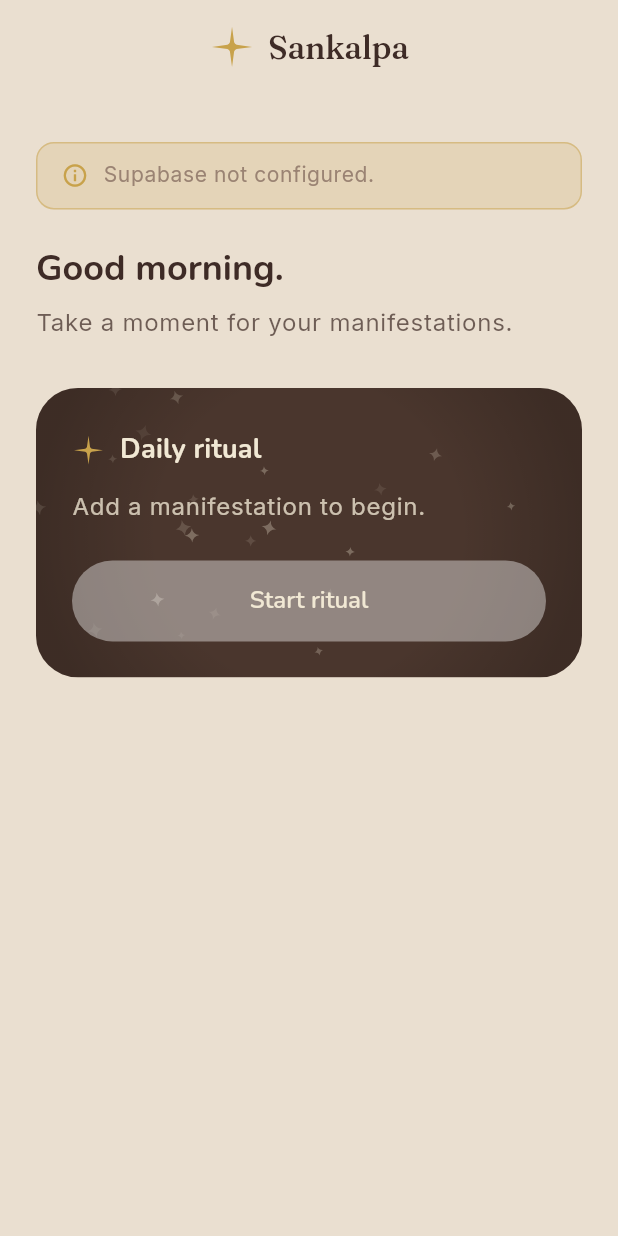
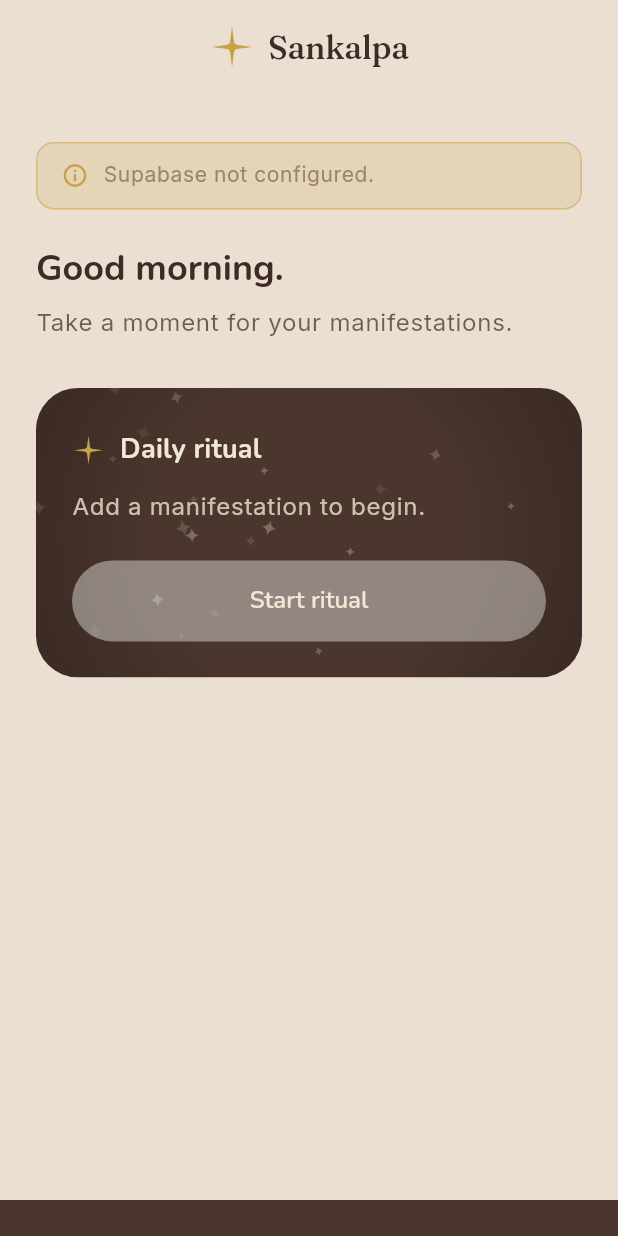
Before and after one commit to tinkerbox-os/sankalpa, a Flutter app: the screen it shows after launch, on a phone screen of 412 x 824 dp. Run offline on Flutter 3.47's test engine with Material 3 defaults, Android fonts, the phone set to English and light mode, and no system bars; our stand-ins replace flutter_riverpod, flutter_svg, freezed_annotation, go_router, google_fonts, hive_flutter and 5 more; missing offline and left inert: dart:js_interop; accounts and stored records are empty.

Commit message:
feat(shell): bottom strip in the day's card colour to match the iOS status strip (#2)
Co-authored-by: gautam-os <gautam-os@users.noreply.github.com>

```diff
--- a/lib/features/library/library_screen.dart
+++ b/lib/features/library/library_screen.dart
@@ -13,6 +13,7 @@
 import 'package:sankalpa/data/repositories/manifestation_repository.dart';
 import 'package:sankalpa/data/repositories/user_profile_repository.dart';
 import 'package:sankalpa/features/library/add_edit_manifestation_screen.dart';
+import 'package:sankalpa/widgets/card_colour_bottom_strip.dart';
 import 'package:sankalpa/widgets/friendly_error.dart';
 
 /// How the library lists its manifestations when *not* in reorder mode.
@@ -151,6 +152,7 @@
     final scheme = Theme.of(context).colorScheme;
 
     return Scaffold(
+      bottomNavigationBar: const CardColourBottomStrip(),
       appBar: AppBar(
         title: _reorderMode
             ? Column(
--- a/lib/features/settings/settings_screen.dart
+++ b/lib/features/settings/settings_screen.dart
@@ -6,6 +6,7 @@
 import 'package:sankalpa/data/auth/auth_providers.dart';
 import 'package:sankalpa/data/repositories/soundscape_repository.dart';
 import 'package:sankalpa/data/repositories/user_profile_repository.dart';
+import 'package:sankalpa/widgets/card_colour_bottom_strip.dart';
 import 'package:sankalpa/widgets/card_theme_picker.dart';
 import 'package:sankalpa/widgets/soundscape_picker.dart';
 
@@ -35,6 +36,7 @@
     final cardTheme = CardBackdropTheme.fromId(effectiveThemeId);
 
     return Scaffold(
+      bottomNavigationBar: const CardColourBottomStrip(),
       appBar: AppBar(title: const Text('Settings')),
       body: ListView(
         padding: const EdgeInsets.symmetric(vertical: 8),
--- a/lib/features/today/today_screen.dart
+++ b/lib/features/today/today_screen.dart
@@ -12,6 +12,7 @@
 import 'package:sankalpa/data/supabase_config.dart';
 import 'package:sankalpa/data/web/install_prompt.dart';
 import 'package:sankalpa/widgets/card_ambient_decoration.dart';
+import 'package:sankalpa/widgets/card_colour_bottom_strip.dart';
 import 'package:sankalpa/widgets/logo.dart';
 import 'package:sankalpa/widgets/soundscape_picker.dart';
 import 'package:sankalpa/widgets/web_tap_overlay.dart';
@@ -43,6 +44,7 @@
     );
 
     return Scaffold(
+      bottomNavigationBar: const CardColourBottomStrip(),
       body: SafeArea(
         child: SingleChildScrollView(
           padding: const EdgeInsets.fromLTRB(24, 16, 24, 24),
--- /dev/null
+++ b/lib/widgets/card_colour_bottom_strip.dart
@@ -0,0 +1,56 @@
+import 'dart:math' as math;
+
+import 'package:flutter/material.dart';
+import 'package:flutter_riverpod/flutter_riverpod.dart';
+import 'package:sankalpa/app/platform/browser_theme_color.dart';
+import 'package:sankalpa/app/theme/tokens.dart';
+import 'package:sankalpa/data/repositories/user_profile_repository.dart';
+import 'package:sankalpa/features/ritual/ritual_screen.dart' show cssColorHex;
+
+/// Slim strip in the day's card colour along the bottom edge of the cream
+/// app shell (Today, Library, Settings), mirroring the iOS status strip.
+///
+/// On an iOS 26 home-screen app the status strip is drawn by the system from
+/// the page background (`html`/`body`), not by Flutter. This widget reads the
+/// same card colour ([immediateCardThemeIdProvider] → backdrop `bg`) and also
+/// keeps the page background on it, so the top strip and this one come from
+/// one source. The page background sits behind Flutter's canvas, so it is
+/// only visible in the system strip.
+///
+/// Use as `Scaffold.bottomNavigationBar`: the Scaffold then lays the body out
+/// above it, so nothing is covered. Never takes taps or semantics.
+class CardColourBottomStrip extends ConsumerWidget {
+  const CardColourBottomStrip({super.key});
+
+  /// Used when the device reports no bottom safe-area inset.
+  static const double minHeight = 24;
+
+  /// Strip height for a given bottom view padding.
+  static double heightFor(double bottomViewPadding) =>
+      math.max(bottomViewPadding, minHeight);
+
+  @override
+  Widget build(BuildContext context, WidgetRef ref) {
+    final themeId = ref.watch(immediateCardThemeIdProvider);
+    final color = CardBackdropTheme.fromId(themeId).bg;
+    // Depending on ModalRoute rebuilds us when a route on top (the ritual)
+    // pops, which reset the page background to cream on its way out.
+    final isCurrent = ModalRoute.of(context)?.isCurrent ?? true;
+    if (isCurrent) {
+      final css = cssColorHex(color);
+      WidgetsBinding.instance.addPostFrameCallback((_) {
+        if (context.mounted) setBrowserThemeColor(css);
+      });
+    }
+    return IgnorePointer(
+      child: ExcludeSemantics(
+        child: SizedBox(
+          key: const ValueKey('card-colour-bottom-strip'),
+          width: double.infinity,
+          height: heightFor(MediaQuery.viewPaddingOf(context).bottom),
+          child: ColoredBox(color: color),
+        ),
+      ),
+    );
+  }
+}
```
Also changed, not shown: 2 other files.
